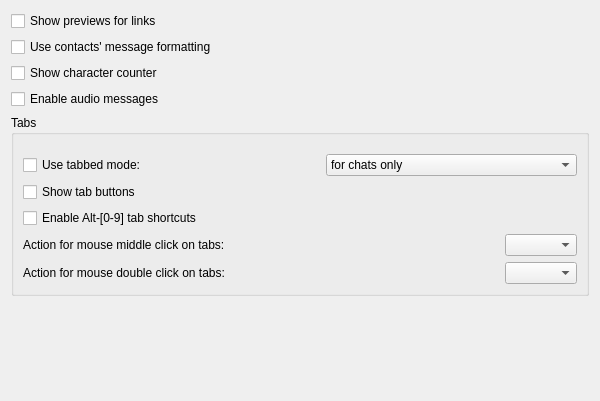
The window that src/options/opt_messages_common.ui (psi-im/psi) describes before a commit, drawn with Qt 5.
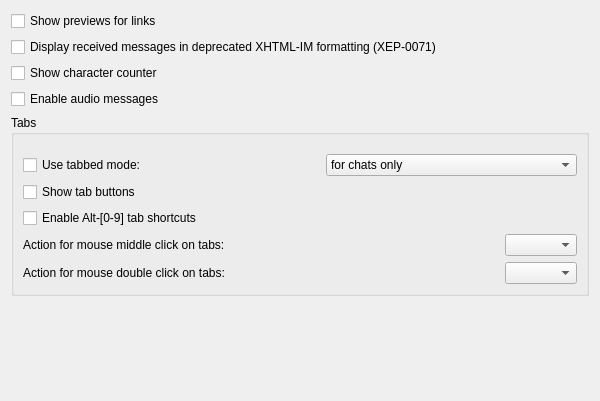
The same window after the commit.

Commit message: options.html.chat.render option: improve description

Diff of the .ui file:
```diff
--- a/src/options/opt_messages_common.ui
+++ b/src/options/opt_messages_common.ui
@@ -37,7 +37,7 @@
    <item>
     <widget class="QCheckBox" name="ck_contactsMessageFormatting">
      <property name="text">
-      <string>Use contacts' message formatting</string>
+      <string>Display received messages in deprecated XHTML-IM formatting (XEP-0071)</string>
      </property>
     </widget>
    </item>
```
The commit also changes 2 other files.
